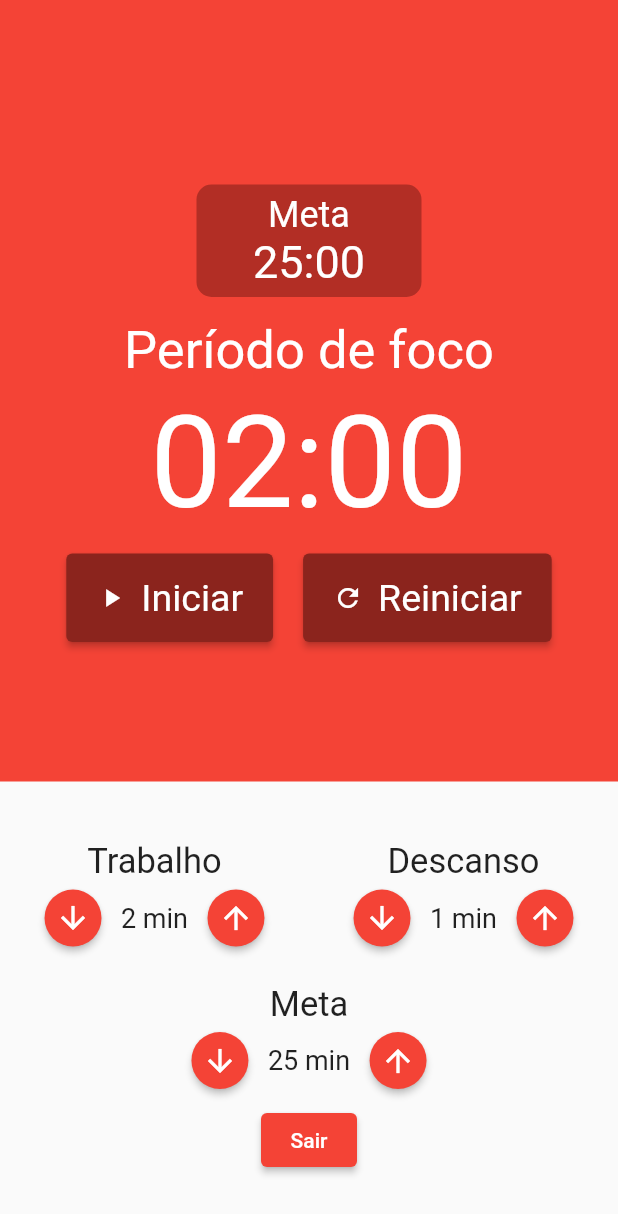
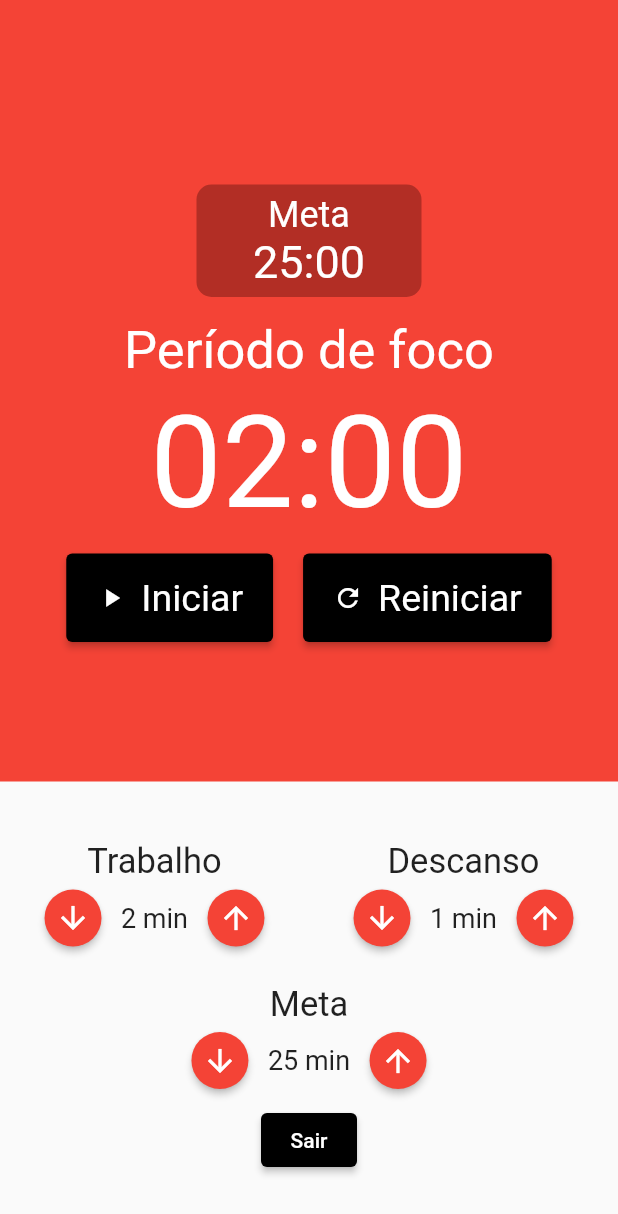
Before and after one commit to Mavitu56/Pomodoro_Flutter, a Flutter app: the screen it shows once a user with an empty profile is signed in, on a phone screen of 412 x 824 dp. Shown: the top 1214 px of the screen. Run offline on Flutter 3.47's test engine with Material 2 defaults, Android fonts, the phone set to English and light mode, and no system bars; our stand-ins replace cloud_firestore, firebase_auth, firebase_core, firebase_storage, flutter_mobx, mobx; accounts and stored records are empty; generated files the repository leaves out were written again.

Commit message:
Ajuste nas cores

```diff
--- a/lib/components/CronometroBotao.dart
+++ b/lib/components/CronometroBotao.dart
@@ -16,7 +16,7 @@ class CronometroBotao extends StatelessWidget {
   Widget build(BuildContext context) {
     return ElevatedButton(
       style: ElevatedButton.styleFrom(
-        backgroundColor: const Color.fromARGB(255, 139, 36, 29),
+        backgroundColor: Colors.black,
         padding: const EdgeInsets.symmetric(
           horizontal: 20,
           vertical: 15,
--- a/lib/pages/Pomodoro.dart
+++ b/lib/pages/Pomodoro.dart
@@ -75,7 +75,7 @@ class Pomodoro extends StatelessWidget {
                         AuthService().logout();
                       },
                       style: ElevatedButton.styleFrom(
-                        primary: Colors.red, // Cor de fundo do botão
+                        primary: Colors.black, // Cor de fundo do botão
                       ),
                       child: Text('Sair'),
                     ),
```
